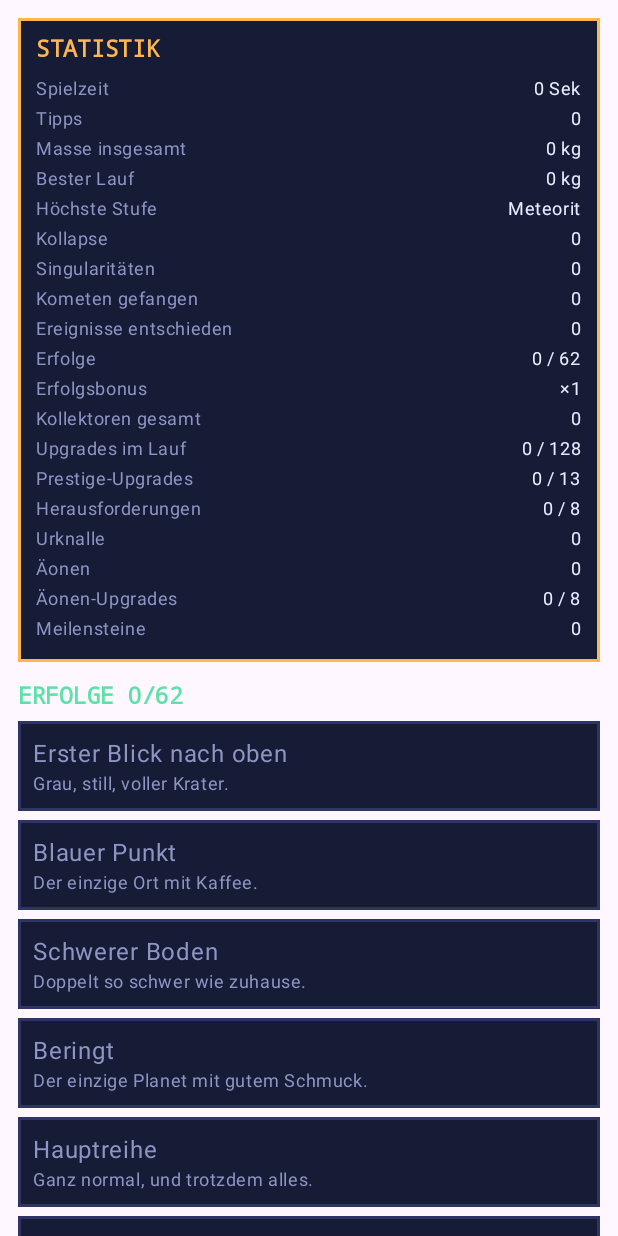
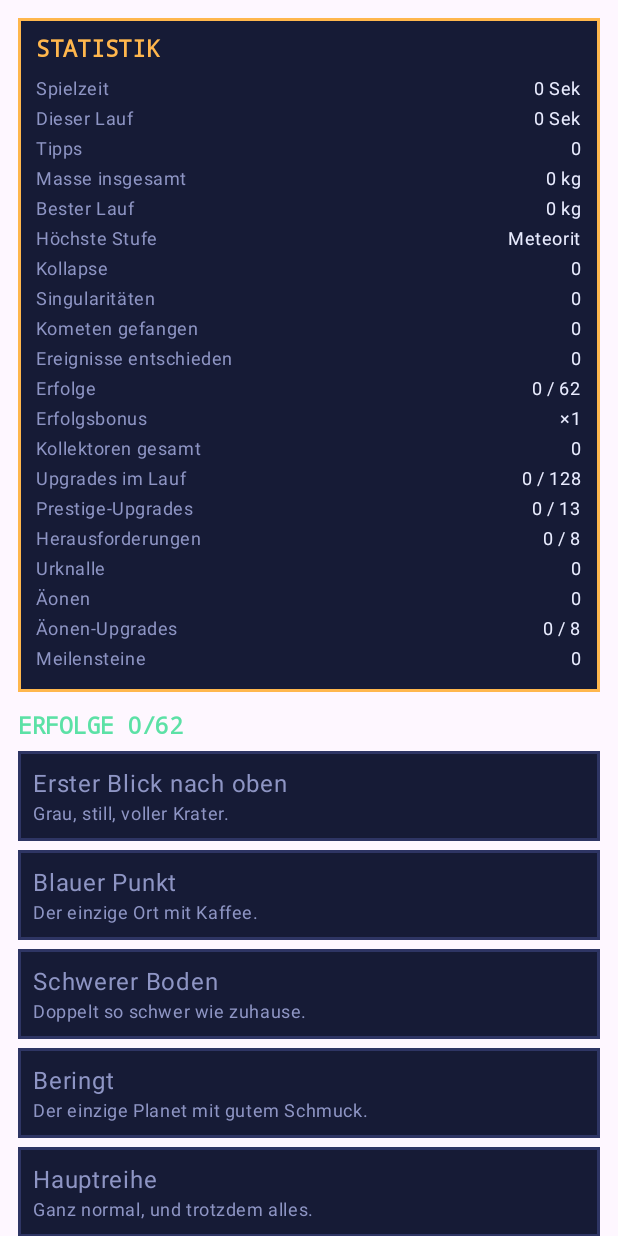
Before and after one commit to Staatseigentum/Boredom, an Android app built with Jetpack Compose: the composable AchievementList shown on its own in the app's theme, on a phone screen of 412 x 824 dp. Run offline under Robolectric (Android 15) with nearby library versions, the phone set to English and light mode, and no system bars; pictures from the network do not load; 1 statement that could not run was skipped.

Commit message:
Chronik, zwei neue Klänge, Laboranzeige und ein Lauf zum Vergleichen
**Chronik.** Eine Zeile Geschichte je Stufe, je Kollaps und je Urknall —
siebenunddreißig Fragmente, die zusammen etwas erzählen. Bisher war das Spiel
durchgehend Zahlen mit Namen daran; das hier ist das Einzige, was sagt, wofür
irgendetwas davon gut ist. Die Zeile erscheint beim Aufstieg im Dialog, die
ganze Sammlung steht im Erfolge-Reiter.

Abgeleitet statt gespeichert. Eine Menge gesehener Kennungen wäre eine zweite
Kopie von etwas, das der Spielstand schon weiß, und die beiden liefen beim
ersten eingeschobenen Himmelskörper auseinander — was zweimal passiert ist.
Ein Test verlangt für jede Sprosse eine Zeile, damit die dritte Einfügung
nicht stillschweigend eine Lücke lässt.

**Klang** für zwei Momente, die bisher stumm waren: ein fertiges
Forschungsprojekt (leise, es kommt, während man etwas anderes tut) und die
erste Zündung im Kern (tief nach hoch und gehalten — etwas, das anfängt).
Beide hängen an einer Zustandsänderung statt an einem Knopf, weil keiner von
beiden einen hat.

**Laboranzeige** in der Kopfzeile mit Fortschrittsbalken und Restzeit. Der
Kosmos-Reiter ist drei Tipps entfernt, und der ganze Sinn des Labors ist, dass
es läuft, während man nicht hinsieht.

**Vergleich zum letzten Lauf.** Ein Durchlauf hat jetzt eine eigene Uhr, und
beim Kollaps merkt sich der Spielstand, wie lange der vorige gedauert hat und
wie weit er kam. Verglichen wird Masse pro Spielsekunde, nicht die nackte
Zahl: ein Lauf, der nur weiter ist, weil er länger läuft, hat nichts
geschlagen.

Co-Authored-By: Claude Opus 5 <noreply@anthropic.com>
Claude-Session: https://claude.ai/code/session_01BV92AJ6RXZD1ZXiHZtoz6c

```diff
--- a/app/src/main/kotlin/com/staatseigentum/kollaps/ui/AndroidPlatform.kt
+++ b/app/src/main/kotlin/com/staatseigentum/kollaps/ui/AndroidPlatform.kt
@@ -109,6 +109,10 @@ private class AndroidSounds(context: Context) : Sounds {
     override fun purchase() = play(cueSamples[Cue.PURCHASE], CUE_VOLUME * 0.7f)
 
     override fun success() = play(cueSamples[Cue.SUCCESS], CUE_VOLUME)
+
+    override fun research() = play(cueSamples[Cue.RESEARCH], CUE_VOLUME * 0.8f)
+
+    override fun ignition() = play(cueSamples[Cue.IGNITION], CUE_VOLUME)
 
     private fun play(sample: Int?, volume: Float) {
         if (sample == null || sample !in ready) return
--- a/app/src/main/kotlin/com/staatseigentum/kollaps/ui/Sfx.kt
+++ b/app/src/main/kotlin/com/staatseigentum/kollaps/ui/Sfx.kt
@@ -28,6 +28,12 @@ interface Sounds {
 
     /** A challenge handed in. */
     fun success() = Unit
+
+    /** A research project come due. */
+    fun research() = Unit
+
+    /** The core catching light. */
+    fun ignition() = Unit
 }
 
 /**
--- a/core/src/main/kotlin/com/staatseigentum/kollaps/core/GameEngine.kt
+++ b/core/src/main/kotlin/com/staatseigentum/kollaps/core/GameEngine.kt
@@ -201,7 +201,10 @@ object GameEngine {
     fun tick(state: GameState, seconds: Double): GameState {
         if (seconds <= 0.0) return state
         val gained = massPerSecond(state) * seconds
-        var ticked = credit(state, gained).copy(playedSeconds = state.playedSeconds + seconds)
+        var ticked = credit(state, gained).copy(
+            playedSeconds = state.playedSeconds + seconds,
+            runSeconds = state.runSeconds + seconds,
+        )
         ticked = autoTap(ticked, seconds)
         ticked = Fusion.advance(ticked, seconds)
         // Fed and eroded by what the body itself makes, so the system scales with the run rather
@@ -541,6 +544,9 @@ object GameEngine {
                 bestRunMass = maxOf(state.bestRunMass, state.runMass),
                 lastSeenAt = nowMillis,
                 startedAt = if (state.startedAt == 0L) nowMillis else state.startedAt,
+                // What the run that just ended came to, so the next one has something to beat.
+                lastRunSeconds = state.runSeconds,
+                lastRunMass = state.runMass,
                 // Everything below is the point of collapsing: it is what carries over.
                 heavy = forged,
                 prestigeUpgrades = state.prestigeUpgrades,
@@ -596,6 +602,8 @@ object GameEngine {
                 achievements = state.achievements,
                 challengesDone = state.challengesDone,
                 heavy = state.heavy,
+                lastRunSeconds = state.lastRunSeconds,
+                lastRunMass = state.lastRunMass,
                 playedSeconds = state.playedSeconds,
                 cometsCaught = state.cometsCaught,
                 soundOn = state.soundOn,
@@ -815,6 +823,8 @@ object GameEngine {
         prestigeUpgrades = state.prestigeUpgrades,
         investments = state.investments,
         heavy = state.heavy,
+        lastRunSeconds = state.lastRunSeconds,
+        lastRunMass = state.lastRunMass,
         achievements = state.achievements,
         playedSeconds = state.playedSeconds,
         cometsCaught = state.cometsCaught,
--- a/core/src/main/kotlin/com/staatseigentum/kollaps/core/GameState.kt
+++ b/core/src/main/kotlin/com/staatseigentum/kollaps/core/GameState.kt
@@ -71,6 +71,13 @@ data class GameState(
 
     /** Seconds the game was actually on screen, for the statistics. */
     val playedSeconds: Double = 0.0,
+
+    /** Seconds of play spent in the current run. Reset by anything that resets the run. */
+    val runSeconds: Double = 0.0,
+
+    /** How long the previous run took and how far it got, so this one has something to beat. */
+    val lastRunSeconds: Double = 0.0,
+    val lastRunMass: Double = 0.0,
 
     /** Comets caught, across all runs. */
     val cometsCaught: Long = 0,
--- /dev/null
+++ b/core/src/main/kotlin/com/staatseigentum/kollaps/core/Lore.kt
@@ -0,0 +1,110 @@
+package com.staatseigentum.kollaps.core
+
+/** One line of the story, and what earned it. */
+data class Fragment(val id: String, val source: String, val text: String)
+
+/**
+ * The game's only voice.
+ *
+ * Everything else here is a number with a name on it. These are the lines that say what any of it
+ * is for — one per rung of the ladder, a handful for the collapses, four for the big bangs.
+ *
+ * Derived from the state rather than recorded in it. A set of seen ids would be a second copy of
+ * something the save already knows, and the two would drift the first time a rung was inserted
+ * into the middle of the ladder — which has happened twice.
+ */
+object Lore {
+
+    /** One per rung, in ladder order. Indexed by tier, so inserting a body needs a line too. */
+    private val LADDER: List<String> = listOf(
+        "Es fängt mit einem Stein an, der niemandem gehört. Du legst die Hand darauf.",
+        "Groß genug, dass ihn jemand aufschreibt. Ein Name, eine Nummer, ein Eintrag.",
+        "Rund. Nicht weil es jemand so wollte, sondern weil Schwerkraft keine Ecken mag.",
+        "Grau und still. Und trotzdem hebt unten jemand den Kopf und sieht hinauf.",
+        "Ein Planet, offiziell. Verbrannt auf der einen Seite, erfroren auf der anderen.",
+        "Es regnet. Nicht Wasser, aber es regnet, und das ist mehr, als die meisten haben.",
+        "Rost, soweit man sehen kann. Irgendwo darin ein Rover, der aufgehört hat zu funken.",
+        "Von weitem der schönste Punkt am Morgenhimmel. Von nahem 460 Grad und Schwefelsäure.",
+        "Blau. Der einzige Ort, von dem irgendjemand je zurückkommen wollte.",
+        "Doppelt so schwer. Wer hier aufsteht, meint es ernst.",
+        "Kein Boden mehr. Nur noch Wetter, das nach unten immer dichter wird.",
+        "Er liegt auf der Seite. Irgendetwas hat ihn getroffen, vor sehr langer Zeit.",
+        "Die Ringe sind jünger als die Dinosaurier und werden sie nicht lange überleben.",
+        "Ein Sturm, in den die Erde zweimal hineinpasst, und er dreht sich seit Jahrhunderten.",
+        "So nah an seinem Stern, dass er von unten glüht. Jahre dauern hier ein paar Tage.",
+        "Fast ein Stern. Es fehlt nicht viel, und es wird nie reichen.",
+        "Jetzt brennt es. Sparsam, aber es brennt, und es wird länger brennen als alles andere.",
+        "Ein ganz gewöhnlicher gelber Zwerg. Acht Planeten halten ihn für den Mittelpunkt.",
+        "Zu heiß, zu hell, zu schnell. Wer so brennt, hat es in einer Million Jahren hinter sich.",
+        "Die Erdbahn passt bequem hinein. Was darin war, ist längst nicht mehr da.",
+        "Größer geht nicht. Was jetzt noch dazukommt, bläst er wieder ab.",
+        "Der Rest. Erdgroß, weiß, und er kühlt aus — für länger, als das Universum alt ist.",
+        "Ein Teelöffel wiegt ein Gebirge. Die Oberfläche ist einen Zentimeter hoch und aus Eisen.",
+        "Sein Feld würde dich aus tausend Kilometern in deine Atome zerlegen. Es ist nicht böse.",
+        "Ab hier kommt nichts zurück. Nicht Licht, nicht Information, nicht du.",
+    )
+
+    /** For the collapses, cycling once the list runs out. */
+    private val COLLAPSES: List<String> = listOf(
+        "Alles, was du gesammelt hast, fällt in sich zusammen. Übrig bleibt ein Punkt.",
+        "Beim zweiten Mal weißt du schon, was kommt. Es hilft nicht besonders.",
+        "Du fängst an, den Weg zu kennen. Die Steine liegen jedes Mal woanders.",
+        "Irgendwann hört es auf, ein Verlust zu sein, und wird ein Handgriff.",
+        "Ein Punkt ist keine Größe. Er ist eine Stelle, an der die Frage aufhört.",
+        "Was am Rand bleibt, lässt sich zählen. Mehr weiß niemand darüber.",
+        "Du hast das jetzt oft genug gemacht, dass die Zahl selbst dir egal geworden ist.",
+        "Und wieder von vorn. Es ist immer noch dasselbe Universum.",
+    )
+
+    /** And for the big bangs. Four, because a fifth would be repeating the third. */
+    private val BANGS: List<String> = listOf(
+        "Dieses Mal nicht der Körper. Das Universum. Alles davon, auf einmal.",
+        "Ein zweites, aus denselben Regeln. Es kommt anders heraus, und das ist der Punkt.",
+        "Du legst inzwischen fest, wie es wird, bevor es losgeht. Das ist kein kleiner Schritt.",
+        "Irgendwann bleibt nur die Frage, warum überhaupt etwas ist und nicht nichts.",
+    )
+
+    /** The line for reaching a rung, or `null` if the ladder has grown past the text. */
+    fun forTier(index: Int): Fragment? {
+        val text = LADDER.getOrNull(index) ?: return null
+        return Fragment("lore_tier_$index", Tiers.byIndex(index).name, text)
+    }
+
+    /** The line for the *n*-th collapse, counting from one. */
+    fun forCollapse(count: Int): Fragment? {
+        if (count < 1) return null
+        val text = COLLAPSES[(count - 1).coerceAtMost(COLLAPSES.lastIndex)]
+        return Fragment("lore_collapse_$count", "$count. Kollaps", text)
+    }
+
+    /** The line for the *n*-th big bang, counting from one. */
+    fun forBigBang(count: Int): Fragment? {
+        if (count < 1) return null
+        val text = BANGS[(count - 1).coerceAtMost(BANGS.lastIndex)]
+        return Fragment("lore_bang_$count", "$count. Urknall", text)
+    }
+
+    /**
+     * Everything this player has earned, oldest first.
+     *
+     * The ladder is read off [GameState.bestTier] rather than off the current run, so a fragment
+     * cannot be un-read by collapsing. Collapses and big bangs only ever count up anyway.
+     */
+    fun unlocked(state: GameState): List<Fragment> = buildList {
+        for (index in 0..state.bestTier.coerceAtMost(LADDER.lastIndex)) {
+            forTier(index)?.let { add(it) }
+        }
+        for (count in 1..state.collapses.coerceAtMost(COLLAPSES.size)) {
+            forCollapse(count)?.let { add(it) }
+        }
+        for (count in 1..state.bigBangs.coerceAtMost(BANGS.size)) {
+            forBigBang(count)?.let { add(it) }
+        }
+    }
+
+    /** How many there are to find in total, for the header of the list. */
+    val total: Int get() = LADDER.size + COLLAPSES.size + BANGS.size
+
+    /** Whether there is anything to show yet. One line on the first rung is not a chronicle. */
+    fun isWorthShowing(state: GameState): Boolean = unlocked(state).size >= 2
+}
--- a/core/src/main/kotlin/com/staatseigentum/kollaps/core/Statistics.kt
+++ b/core/src/main/kotlin/com/staatseigentum/kollaps/core/Statistics.kt
@@ -23,8 +23,58 @@ object Statistics {
 
     fun lines(state: GameState): List<StatLine> {
         val stats = GameEngine.stats(state)
+        return buildList {
+            add(StatLine("Spielzeit", Numbers.formatDuration(state.playedSeconds.toLong())))
+            add(StatLine("Dieser Lauf", Numbers.formatDuration(state.runSeconds.toLong())))
+
+            // Only after a collapse: before that there is no previous run to compare against,
+            // and a line reading "0 s" would look like a bug rather than like a beginning.
+            if (state.lastRunSeconds > 0.0) {
+                add(
+                    StatLine(
+                        "Letzter Lauf",
+                        "${Numbers.formatDuration(state.lastRunSeconds.toLong())} · " +
+                            Numbers.formatMass(state.lastRunMass),
+                    ),
+                )
+                add(
+                    StatLine(
+                        "Gegenüber davor",
+                        comparison(state.runSeconds, state.runMass, state.lastRunSeconds, state.lastRunMass),
+                    ),
+                )
+            }
+            addAll(rest(state, stats))
+        }
+    }
+
+    /**
+     * How this run is doing against the last one, in one line.
+     *
+     * Mass per second of play rather than either number on its own: a run that is further along
+     * only because it has been going longer has not beaten anything, and a run that is faster on
+     * a shorter clock has.
+     */
+    private fun comparison(
+        seconds: Double,
+        mass: Double,
+        lastSeconds: Double,
+        lastMass: Double,
+    ): String {
+        if (seconds < 60.0) return "noch zu früh"
+        val now = mass / seconds
+        val before = lastMass / lastSeconds.coerceAtLeast(1.0)
+        if (before <= 0.0) return "kein Vergleich möglich"
+        val ratio = now / before
+        return when {
+            ratio >= 1.05 -> "${Numbers.formatMultiplier(ratio)} so schnell"
+            ratio <= 0.95 -> "${Numbers.formatPercent(ratio)} des letzten Tempos"
+            else -> "etwa gleich schnell"
+        }
+    }
+
+    private fun rest(state: GameState, stats: Stats): List<StatLine> {
         return listOf(
-            StatLine("Spielzeit", Numbers.formatDuration(state.playedSeconds.toLong())),
             StatLine("Tipps", Numbers.format(state.taps.toDouble())),
             StatLine("Masse insgesamt", Numbers.formatMass(state.totalMass)),
             StatLine("Bester Lauf", Numbers.formatMass(state.bestRunMass)),
```
Also changed, not shown: app/src/main/kotlin/com/staatseigentum/kollaps/ui/Dialogs.kt (+13 -0 lines), app/src/main/kotlin/com/staatseigentum/kollaps/ui/ExtraPanels.kt (+31 -0 lines), app/src/main/kotlin/com/staatseigentum/kollaps/ui/GameScreen.kt (+63 -0 lines), core/src/main/kotlin/com/staatseigentum/kollaps/core/audio/Chiptune.kt (+19 -0 lines), 2 other files.
